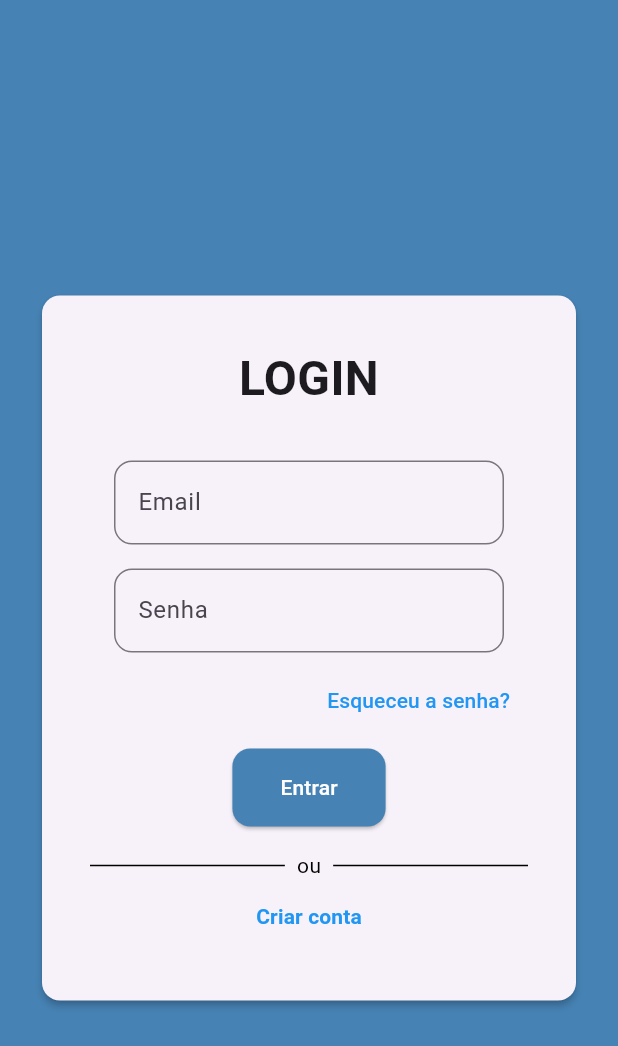
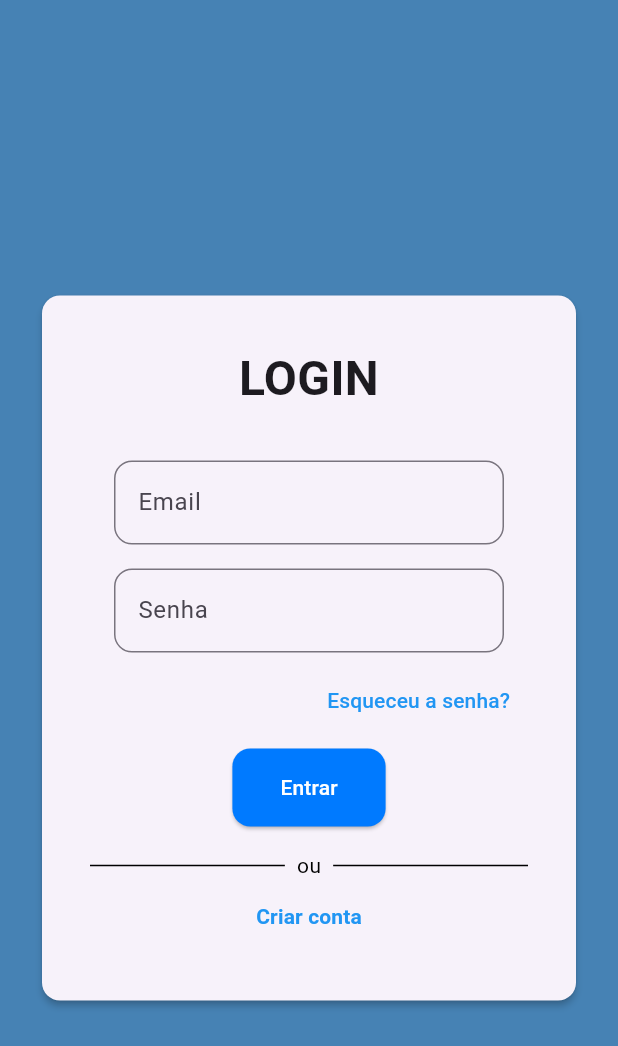
Before and after one commit to gusmariz/Projeto-Safe-Gate, a Flutter app: the screen it shows after launch, on a phone screen of 412 x 824 dp. Shown: the top 1046 px of the screen. Run offline on Flutter 3.47's test engine with Material 3 defaults, Android fonts, the phone set to English and light mode, and no system bars; our stand-ins replace google_fonts.

Commit message:
Mudei a cor do botão 'Entrar'

```diff
--- a/lib/tela_login.dart
+++ b/lib/tela_login.dart
@@ -154,7 +154,7 @@ class LoginScreen extends StatelessWidget {
                           style: ElevatedButton.styleFrom(
                             padding: const EdgeInsets.symmetric(
                                 horizontal: 32, vertical: 16),
-                            backgroundColor: primaryColor, // Cor de fundo
+                            backgroundColor: const Color(0xFF007AFF), // Cor de fundo
                             foregroundColor: Colors.white, // Cor do texto
                             shape: RoundedRectangleBorder(
                               borderRadius: BorderRadius.circular(12),
```
